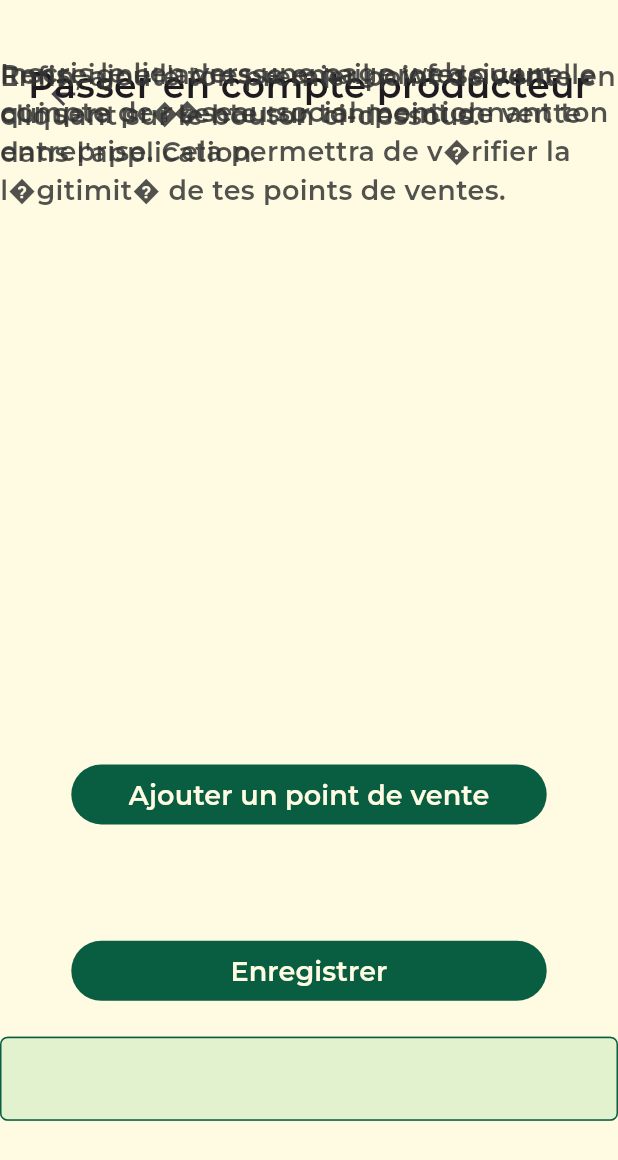
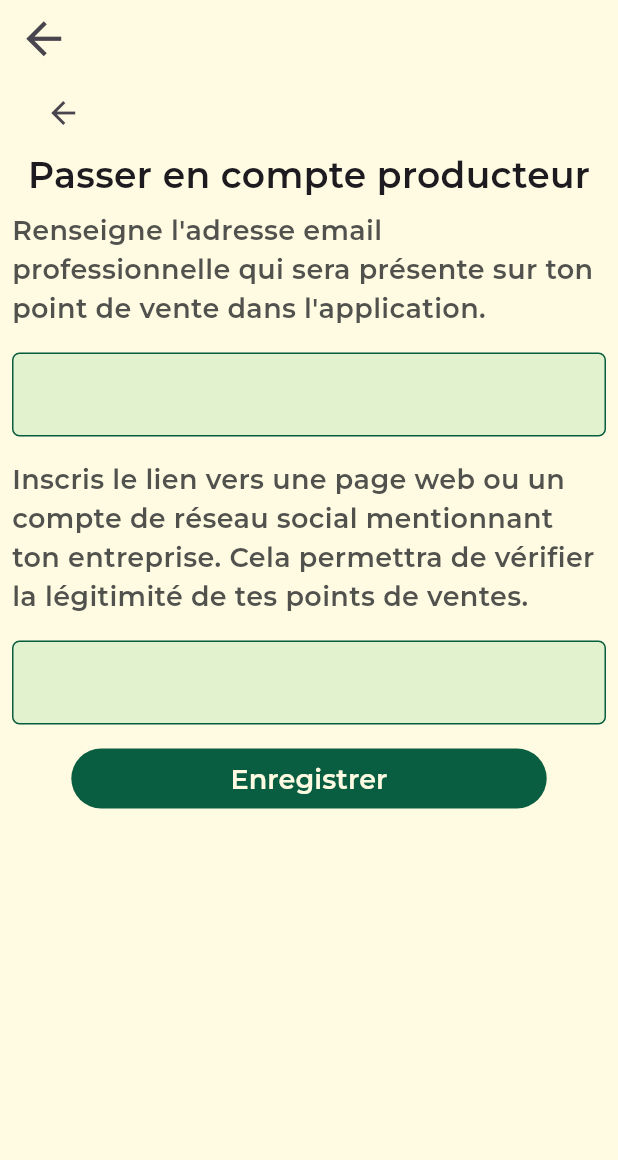
Before and after one commit to Local-Toi/LocalEtToi, a Flutter app: the becomeProducer screen opened directly, on a phone screen of 412 x 824 dp. Shown: the top 1160 px of the screen. Run offline on Flutter 3.47's test engine with Material 3 defaults, Android fonts, the phone set to English and light mode, and no system bars; our stand-ins replace bloc, cloud_firestore, dio, email_validator, equatable, firebase_auth and 3 more; missing offline and left inert: flutter_osm_plugin, sliding_up_panel2; accounts and stored records are empty.

Commit message:
Fix (Screens) : Become producer ok but email/url not registered
Become producer ok but email/url not registered

#46

```diff
--- a/lib/screens/profile/producer/become_producer.dart
+++ b/lib/screens/profile/producer/become_producer.dart
@@ -2,10 +2,9 @@ import 'package:flutter/material.dart';
 import 'package:flutter_bloc/flutter_bloc.dart';
 import 'package:local_et_toi/blocs/authentication_bloc/authentication_bloc.dart';
 import 'package:local_et_toi/components/strings.dart';
-import 'package:local_et_toi/screens/profile/pointOfSale/create_sellPoint.dart';
-import 'package:local_et_toi/blocs/sign_in_bloc/sign_in_bloc.dart';
 import 'package:local_et_toi/screens/profile/profile.dart';
 import 'package:local_et_toi/utils/buttons/buttons.dart';
+import 'package:local_et_toi/utils/components/arrow_back.dart' as arrow_back;
 import 'package:local_et_toi/utils/constants.dart' as constants;
 import 'package:local_et_toi/utils/textfields/textfields.dart';
 
@@ -18,6 +17,13 @@ void main()  {
   ));
 }
 
+updateStatus(AuthenticationBloc bloc, String emailPro, String URL) async {
+  print(bloc.state.user?.email);
+  String? currentUser = bloc.state.user?.email;
+  print(currentUser);
+  await bloc.userRepository.setUserToProducer(currentUser!, emailPro, URL);
+}
+
 class becomeProducer extends StatefulWidget {
   const becomeProducer({super.key});
 
@@ -27,17 +33,27 @@ class becomeProducer extends StatefulWidget {
 }
 
 class _becomeProducerState extends State<becomeProducer> {
-  late String username, url;
+  final _formKey = GlobalKey<FormState>();
+  late String emailpro = '' , url = '';
   @override
   Widget build(BuildContext context) {
-    return BlocProvider(
-        create: (context) => SignInBloc(myUserRepository: context.read<AuthenticationBloc>().userRepository),
-        child: Scaffold(
+    final AuthenticationBloc Bloc = BlocProvider.of<AuthenticationBloc>(context);
+    return Scaffold(
             body: Container(
               clipBehavior: Clip.antiAlias,
               decoration: const BoxDecoration(color : constants.beige),
-              child: Stack(
+              child: Form(
+                  key: _formKey,
+                  child: Column(
                       children: [
+                      Container(
+                        alignment : const FractionalOffset(0.01, 0.03),
+                        child: arrow_back.ArrowBack(
+                          onPressed: () {
+                            Navigator.of(context).pop();
+                          },
+                        ),
+                      ),
                       Container(
                         alignment : const FractionalOffset(0.05, 0.05),
                         child: IconButton(
@@ -55,16 +71,18 @@ class _becomeProducerState extends State<becomeProducer> {
                         ),
                       ),
                   Container(
-                    alignment : const FractionalOffset(0.5, 0.05),
+                    alignment : const FractionalOffset(0.5, 0.3),
+                    margin: const EdgeInsets.all(8.0),
                     child: const Text(
-                      "Renseigne l\'adresse email professionnelle qui sera pr�sente sur ton point de vente dans l'application.",
+                      "Renseigne l\'adresse email professionnelle qui sera présente sur ton point de vente dans l'application.",
                       style: constants.textDarkGrey,
                     ),
                   ),
                   Container(
-                      alignment : const FractionalOffset(0.5, 0.90),
+                      alignment : const FractionalOffset(0.5, 0.37),
+                      margin: const EdgeInsets.all(8.0),
                       child: GreenTextFieldWithGreenerBorder(
-                        onSaved: (val) => username = val!,
+                        onSaved: (val) => emailpro = val!,
                         validator: (value) {
                           if (value == null || value.isEmpty) {
                             return 'Veuillez entrer une adresse email';
@@ -77,14 +95,16 @@ class _becomeProducerState extends State<becomeProducer> {
                       )
                   ),
                         Container(
-                    alignment : const FractionalOffset(0.5, 0.05),
+                          alignment : const FractionalOffset(0.5, 0.50),
+                          margin: const EdgeInsets.all(8.0),
                           child: const Text(
-                      'Inscris le lien vers une page web ou un compte de r�seau social mentionnant ton entreprise. Cela permettra de v�rifier la l�gitimit� de tes points de ventes.',
+                            'Inscris le lien vers une page web ou un compte de réseau social mentionnant ton entreprise. Cela permettra de vérifier la légitimité de tes points de ventes.',
                             style: constants.textDarkGrey,
                           ),
                   ),
                         Container(
-                      alignment : const FractionalOffset(0.5, 0.90),
+                            alignment : const FractionalOffset(0.5, 0.57),
+                            margin: const EdgeInsets.all(8.0),
                             child: GreenTextFieldWithGreenerBorder(
                               onSaved: (val) => url = val!,
                               validator: (value) {
@@ -97,43 +117,26 @@ class _becomeProducerState extends State<becomeProducer> {
                             )
                   ),
                   Container(
-                    alignment : const FractionalOffset(0.5, 0.05),
-                    child: const Text(
-                      'Enfin, ajoute ton premier point de vente en cliquant sur le bouton ci-dessous.',
-                      style: constants.textDarkGrey,
-                    ),
-                  ),
-                  Container(
-                      alignment : const FractionalOffset(0.5, 0.65),
+                      alignment : const FractionalOffset(0.5, 0.90),
+                      margin: const EdgeInsets.all(8.0),
                       child: GreenRoundedButton(
                         onPressed: () {
-                            Navigator.of(context).pushReplacement(
-                              MaterialPageRoute(
-                                builder: (context) => const SellPoint(),
-                              ),
-                            );
-                          },
-                          buttonText: 'Ajouter un point de vente'
-                      )
-                  ),
-                  Container(
-                      alignment : const FractionalOffset(0.5, 0.80),
-                      child: GreenRoundedButton(
-                          onPressed: () {
+                          if (_formKey.currentState?.validate() == true) {
+                            updateStatus(Bloc, emailpro, url);
                             Navigator.of(context).pushReplacement(
                               MaterialPageRoute(
                                 builder: (context) => const ProfilPage(),
                               ),
                             );
+                          }
                         },
-                          buttonText: 'Enregistrer'
+                        buttonText: 'Enregistrer',
                       )
                   ),
-                ],
+                      ]
+                  )
                   ),
-
-            )
-        )
+              ),
             );
   }
 }
```
Lines whose indentation alone changed are shown as unchanged.
